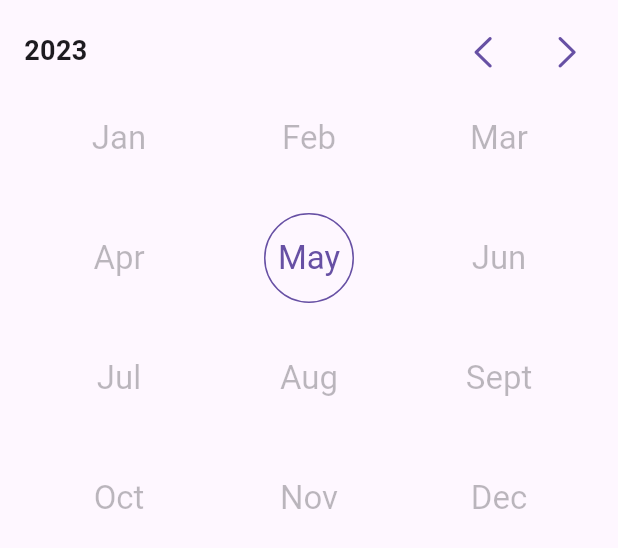
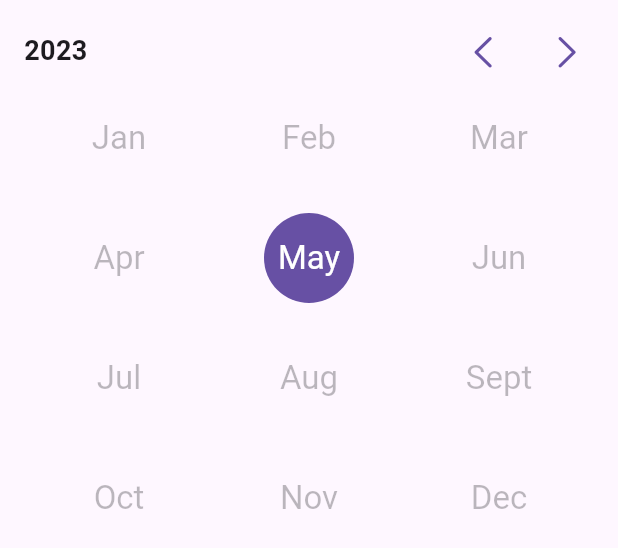
Before and after one commit to hasanmhallak/date_picker, a Flutter app: the DatePicker widget shown alone on an empty page, opened directly with empty values, after a tap on an icon or button, on a phone screen of 412 x 824 dp. Shown: the top 548 px of the screen. Run offline on Flutter 3.47's test engine with Material 2 defaults, Android fonts, the phone set to English and light mode, and no system bars; statements that could not run were skipped.

Commit message:
add colors options

```diff
--- a/lib/src/date_picker.dart
+++ b/lib/src/date_picker.dart
@@ -132,6 +132,7 @@ class _DatePickerState extends State<DatePicker> {
             initialDate: _displayedDate!,
             maxDate: widget.maxDate,
             minDate: widget.minDate,
+            selectedDate: _displayedDate,
             onLeadingDateTap: () {
               setState(() {
                 _pickerType = PickerType.years;
@@ -152,9 +153,10 @@ class _DatePickerState extends State<DatePicker> {
             initialDate: _displayedDate!,
             maxDate: widget.maxDate,
             minDate: widget.minDate,
-            onChange: (selectedMonth) {
+            selectedDate: _displayedDate,
+            onChange: (selectedYear) {
               setState(() {
-                _displayedDate = selectedMonth;
+                _displayedDate = selectedYear;
                 _pickerType = PickerType.months;
               });
             },
--- a/lib/src/days_picker.dart
+++ b/lib/src/days_picker.dart
@@ -25,6 +25,12 @@ class DaysPicker extends StatefulWidget {
     required this.minDate,
     this.onLeadingDateTap,
     this.onChange,
+    this.daysNameColor,
+    this.enabledDaysColor,
+    this.disbaledDaysColor,
+    this.todayColor,
+    this.selectedDayColor,
+    this.selectedDayFillColor,
   }) : assert(!minDate.isAfter(maxDate), "minDate can't be after maxDate");
 
   /// Called when the user picks a month.
@@ -45,6 +51,36 @@ class DaysPicker extends StatefulWidget {
 
   /// Called when the user tap on the leading date.
   final VoidCallback? onLeadingDateTap;
+
+  /// The color of the days name.
+  ///
+  /// defaults to [ColorScheme.onSurface] with 30% opacity.
+  final Color? daysNameColor;
+
+  /// The color of enabled days which are selectable.
+  ///
+  /// defaults to [ColorScheme.onSurface].
+  final Color? enabledDaysColor;
+
+  /// The color of disabled days which are not selectable.
+  ///
+  /// defaults to [ColorScheme.onSurface] with 30% opacity.
+  final Color? disbaledDaysColor;
+
+  /// The color of the current day.
+  ///
+  /// defaults to [ColorScheme.primary].
+  final Color? todayColor;
+
+  /// The color of the selected day.
+  ///
+  /// defaults to [ColorScheme.onPrimary].
+  final Color? selectedDayColor;
+
+  /// The fill color of the selected day.
+  ///
+  /// defaults to [ColorScheme.primary].
+  final Color? selectedDayFillColor;
 
   @override
   State<DaysPicker> createState() => _DaysPickerState();
@@ -98,6 +134,12 @@ class _DaysPickerState extends State<DaysPicker> {
       maxDate: widget.maxDate,
       displayedMonth: month,
       selectedDate: _selectedDate,
+      daysNameColor: widget.daysNameColor,
+      disbaledDaysColor: widget.disbaledDaysColor,
+      enabledDaysColor: widget.enabledDaysColor,
+      selectedDayColor: widget.selectedDayColor,
+      selectedDayFillColor: widget.selectedDayFillColor,
+      todayColor: widget.todayColor,
       onChanged: (value) {
         setState(() {
           _selectedDate = value;
--- a/lib/src/month_picker.dart
+++ b/lib/src/month_picker.dart
@@ -1,5 +1,4 @@
 import 'package:flutter/material.dart';
-import 'package:intl/intl.dart';
 
 import 'header.dart';
 import 'month_view.dart';
@@ -21,11 +20,17 @@ class MonthPicker extends StatefulWidget {
   /// must be non-null. The [minDate] must be after the [maxDate].
   MonthPicker({
     super.key,
+    this.onChange,
+    required this.minDate,
+    required this.maxDate,
     required this.initialDate,
-    required this.maxDate,
-    required this.minDate,
+    this.selectedDate,
     this.onLeadingDateTap,
-    this.onChange,
+    this.enabledMonthsColor,
+    this.disbaledMonthsColor,
+    this.currentMonthColor,
+    this.selectedMonthColor,
+    this.selectedMonthFillColor,
   }) : assert(!minDate.isAfter(maxDate), "minDate can't be after maxDate");
 
   /// Called when the user picks a month.
@@ -44,8 +49,36 @@ class MonthPicker extends StatefulWidget {
   /// The date which will be displayed on first opening.
   final DateTime initialDate;
 
+  /// The date currently selected date.
+  final DateTime? selectedDate;
+
   /// Called when the user tap on the leading date.
   final VoidCallback? onLeadingDateTap;
+
+  /// The color of enabled month which are selectable.
+  ///
+  /// defaults to [ColorScheme.onSurface].
+  final Color? enabledMonthsColor;
+
+  /// The color of disabled months which are not selectable.
+  ///
+  /// defaults to [ColorScheme.onSurface] with 30% opacity.
+  final Color? disbaledMonthsColor;
+
+  /// The color of the current month.
+  ///
+  /// defaults to [ColorScheme.primary].
+  final Color? currentMonthColor;
+
+  /// The color of the selected month.
+  ///
+  /// defaults to [ColorScheme.onPrimary].
+  final Color? selectedMonthColor;
+
+  /// The fill color of the selected month.
+  ///
+  /// defaults to [ColorScheme.primary].
+  final Color? selectedMonthFillColor;
 
   @override
   State<MonthPicker> createState() => _MonthPickerState();
@@ -63,6 +96,7 @@ class _MonthPickerState extends State<MonthPicker> {
   @override
   void initState() {
     _displayedYear = widget.initialDate;
+    _selectedMonth = widget.selectedDate;
     _pageController = PageController(
       initialPage: (widget.initialDate.year - widget.minDate.year),
     );
@@ -87,7 +121,8 @@ class _MonthPickerState extends State<MonthPicker> {
   }
 
   Widget _buildItems(BuildContext context, int index) {
-    final DateTime yearDate = widget.minDate.add(Duration(days: 365 * index));
+    final DateTime yearDate = DateTime(
+        widget.minDate.year + index, widget.minDate.month, widget.minDate.day);
 
     return MonthView(
       key: ValueKey<DateTime>(yearDate),
@@ -96,6 +131,11 @@ class _MonthPickerState extends State<MonthPicker> {
       maxDate: widget.maxDate,
       displayedYear: yearDate,
       selectedMonth: _selectedMonth,
+      currentMonthColor: widget.currentMonthColor,
+      disbaledMonthsColor: widget.disbaledMonthsColor,
+      enabledMonthsColor: widget.enabledMonthsColor,
+      selectedMonthColor: widget.selectedMonthColor,
+      selectedMonthFillColor: widget.selectedMonthFillColor,
       onChanged: (value) {
         widget.onChange?.call(value);
         setState(() {
@@ -106,8 +146,8 @@ class _MonthPickerState extends State<MonthPicker> {
   }
 
   void _handleYearPageChanged(int yearPage) {
-    final DateTime yearDate =
-        widget.minDate.add(const Duration(days: 365) * yearPage);
+    final DateTime yearDate = DateTime(widget.minDate.year + yearPage,
+        widget.minDate.month, widget.minDate.day);
 
     setState(() {
       _displayedYear = yearDate;
@@ -122,10 +162,7 @@ class _MonthPickerState extends State<MonthPicker> {
       children: [
         Header(
           onDateTap: () => widget.onLeadingDateTap?.call(),
-          displayedDate: DateFormat(
-            'yyy',
-            Localizations.localeOf(context).toString(),
-          ).format(_displayedYear!),
+          displayedDate: _displayedYear!.year.toString(),
           onNextPage: () {
             _pageController.nextPage(
               duration: const Duration(milliseconds: 300),
--- a/lib/src/month_view.dart
+++ b/lib/src/month_view.dart
@@ -103,6 +103,11 @@ class MonthView extends StatelessWidget {
     // in the month we should not gray it out.
     final DateTime startMonth = DateTime(minDate.year, minDate.month);
     final DateTime endMonth = DateTime(maxDate.year, maxDate.month);
+    late final DateTime? selectedMonth;
+    if (this.selectedMonth != null) {
+      selectedMonth =
+          DateTime(this.selectedMonth!.year, this.selectedMonth!.month);
+    }
 
     final monthsNames =
         DateFormat('', locale.toString()).dateSymbols.STANDALONESHORTMONTHS;
@@ -110,13 +115,13 @@ class MonthView extends StatelessWidget {
 
     int month = 0;
     while (month < 12) {
-      final DateTime monthToBuild = DateTime(year, month + 1, 1);
+      final DateTime monthToBuild = DateTime(year, month + 1);
 
       final bool isDisabled =
           monthToBuild.isAfter(endMonth) || monthToBuild.isBefore(startMonth);
 
       final bool isCurrentMonth =
-          monthToBuild == DateTime(currentDate.year, currentDate.month, 1);
+          monthToBuild == DateTime(currentDate.year, currentDate.month);
 
       final bool isSelected = monthToBuild == selectedMonth;
       //
```
